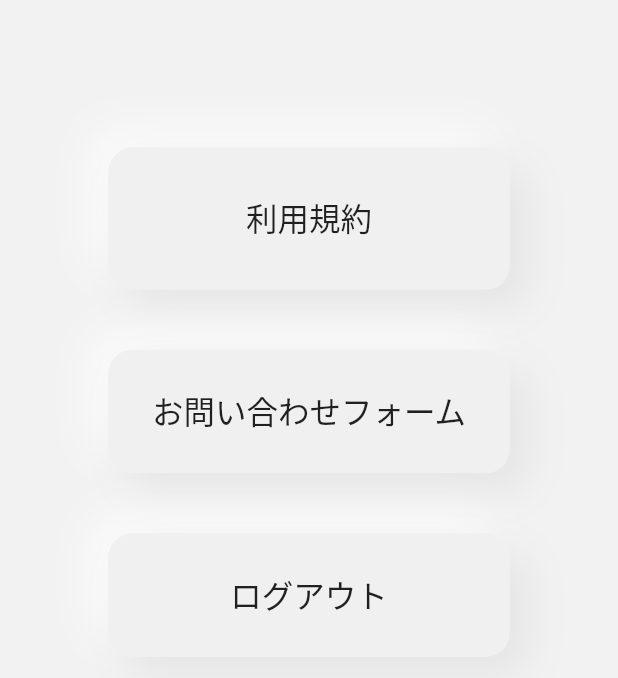
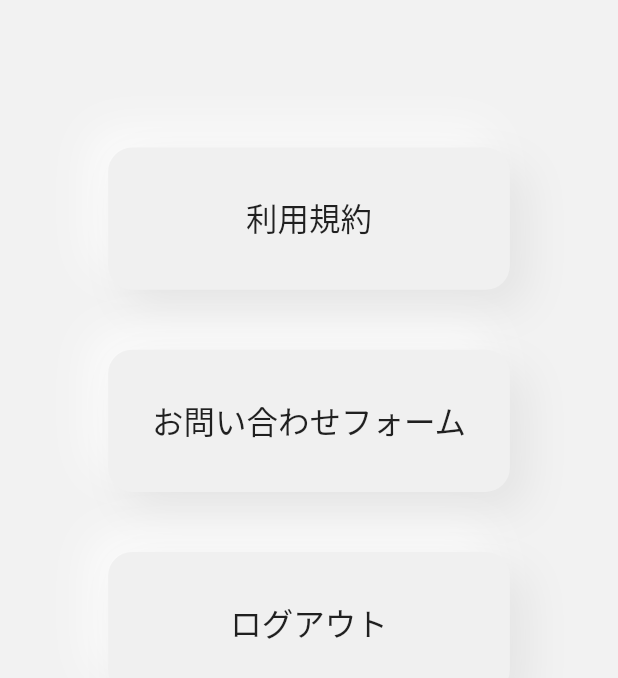
Before and after one commit to mine2424/Video-Keeper-app, a Flutter app: the Setting screen opened by its route, on a phone screen of 412 x 824 dp. Shown: the top 678 px of the screen. Run offline on Flutter 3.47's test engine with Material 2 defaults, Android fonts, the phone set to English and light mode, and no system bars; drawn by our look-alikes of clay_containers; our stand-ins replace cloud_firestore, firebase_auth, firebase_core, firebase_messaging, fl_chart, flutter_local_notifications and 2 more; accounts and stored records are empty.

Commit message:
fixed setting widget

```diff
--- a/lib/setting/setting.dart
+++ b/lib/setting/setting.dart
@@ -47,7 +47,7 @@ class _SettingState extends State<Setting> {
                 ),
                 SizedBox(height: 40),
                 ClayContainer(
-                  height: MediaQuery.of(context).size.width * 0.2,
+                  height: MediaQuery.of(context).size.width * 0.23,
                   width: MediaQuery.of(context).size.width * 0.65,
                   depth: 12,
                   spread: 12,
@@ -87,7 +87,7 @@ class _SettingState extends State<Setting> {
                 // ),
                 // SizedBox(height: 40),
                 ClayContainer(
-                  height: MediaQuery.of(context).size.width * 0.2,
+                  height: MediaQuery.of(context).size.width * 0.23,
                   width: MediaQuery.of(context).size.width * 0.65,
                   depth: 12,
                   spread: 12,
```
Also changed, not shown: lib/youtube_alarm/collection.dart (deleted, +0 -19 lines), pubspec.lock.
